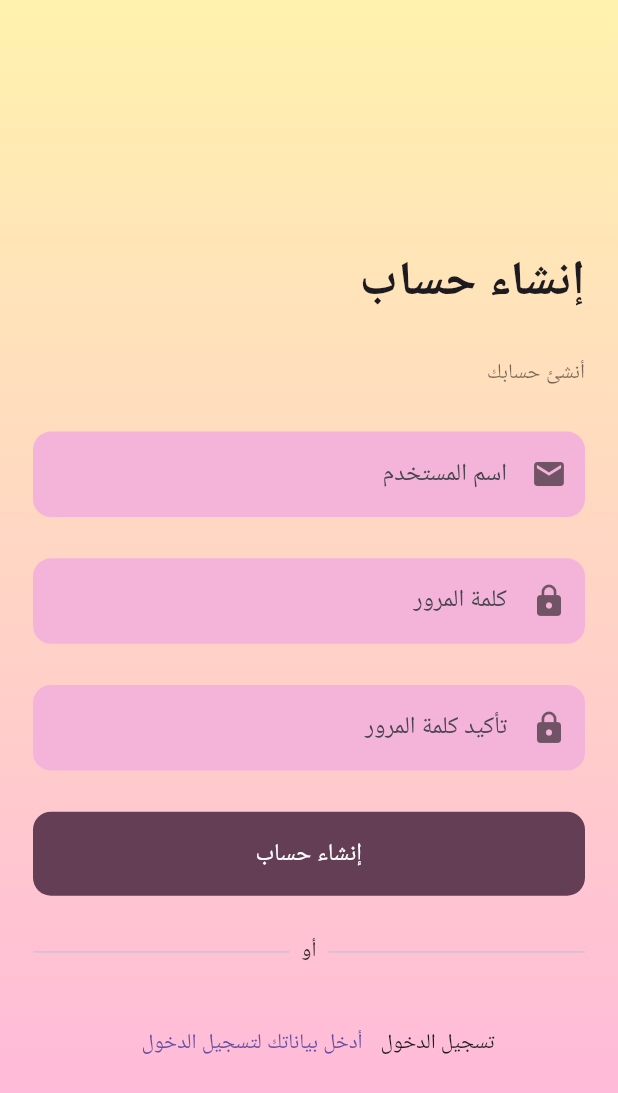
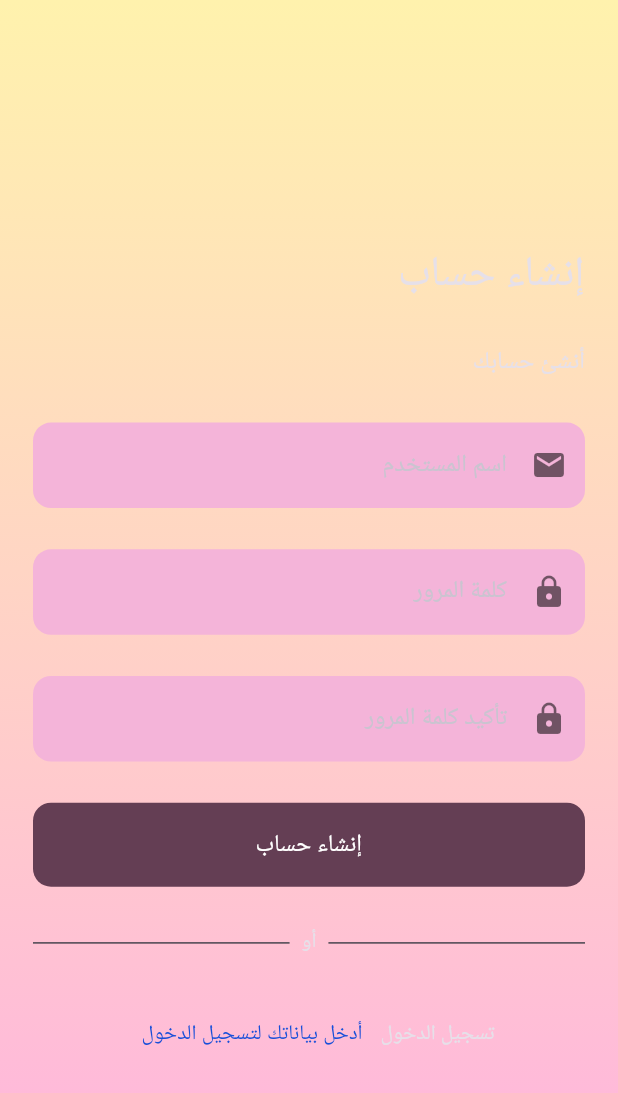
Before and after one commit to siraj2000/firstQuiz, a Flutter app: the screen it shows after launch, after a tap on the "language" icon, after a tap on "إنشاء حساب", on a phone screen of 412 x 824 dp. Shown: the top 1093 px of the screen. Run offline on Flutter 3.47's test engine with Material 3 defaults, Android fonts, the phone set to English and light mode, and no system bars.

Commit message:
Add theme provider and implement light/dark mode support

```diff
--- /dev/null
+++ b/devtools_options.yaml
@@ -0,0 +1,3 @@
+description: This file stores settings for Dart & Flutter DevTools.
+documentation: https://docs.flutter.dev/tools/devtools/extensions#configure-extension-enablement-states
+extensions:
--- /dev/null
+++ b/lib/core/color_theme.dart
@@ -0,0 +1,15 @@
+import 'package:flutter/material.dart';
+
+class ColorTheme {
+  // Light colors
+  static const Color primary = Color(0xFF6A1B9A);
+  static const Color bgLight = Colors.white;
+  static const Color textLight = Colors.black;
+  static const Color textBlue = Color.fromARGB(255, 24, 79, 217);
+
+  // Dark colors
+  static const Color bgDark = Color(0xFF0E0E0E);
+  static const Color cardDark = Color(0xFF1A1A1A);
+  static const Color textDark = Colors.white;
+  static const Color accentDark = Color.fromARGB(255, 217, 182, 223);
+}
--- /dev/null
+++ b/lib/core/text_theme.dart
@@ -0,0 +1,62 @@
+// import 'package:flutter/material.dart';
+
+// final ThemeData appTheme = ThemeData(
+//   fontFamily: "Roboto", // ← غيرها لو عندك خط آخر
+//   // Colors
+//   primaryColor: const Color(0xFF6A1B9A),
+//   scaffoldBackgroundColor: Colors.white,
+
+//   // AppBar
+//   appBarTheme: const AppBarTheme(
+//     backgroundColor: Color(0xFF6A1B9A),
+//     foregroundColor: Colors.white,
+//     elevation: 0,
+//   ),
+
+//   // Text Theme
+//   textTheme: const TextTheme(
+//     displayLarge: TextStyle(fontSize: 32, fontWeight: FontWeight.bold),
+//     displayMedium: TextStyle(fontSize: 26, fontWeight: FontWeight.bold),
+//     displaySmall: TextStyle(fontSize: 22, fontWeight: FontWeight.w600),
+
+//     headlineMedium: TextStyle(fontSize: 20, fontWeight: FontWeight.w600),
+//     headlineSmall: TextStyle(fontSize: 18, fontWeight: FontWeight.w500),
+
+//     bodyLarge: TextStyle(fontSize: 16, fontWeight: FontWeight.normal),
+//     bodyMedium: TextStyle(fontSize: 14, fontWeight: FontWeight.normal),
+//     bodySmall: TextStyle(fontSize: 12, color: Colors.grey),
+
+//     labelLarge: TextStyle(fontSize: 16, fontWeight: FontWeight.bold),
+//   ),
+// );
+
+import 'package:flutter/material.dart';
+import 'color_theme.dart';
+
+class AppTextTheme {
+  // LIGHT MODE text styles
+  static const TextTheme lightTextTheme = TextTheme(
+    headlineMedium: TextStyle(
+      fontSize: 32,
+      fontWeight: FontWeight.bold,
+      color: ColorTheme.textLight,
+    ),
+    bodyLarge: TextStyle(fontSize: 16, color: ColorTheme.textLight),
+    bodyMedium: TextStyle(fontSize: 14, color: Colors.black54),
+  );
+
+  static const TextTheme darkTextTheme = TextTheme(
+    headlineMedium: TextStyle(
+      fontSize: 32,
+      fontWeight: FontWeight.bold,
+      color: ColorTheme.textDark,
+    ),
+    bodyLarge: TextStyle(fontSize: 16, color: ColorTheme.textDark),
+
+    bodyMedium: TextStyle(
+      fontSize: 14,
+      color: ColorTheme.textBlue,
+      //color: Color.fromARGB(77, 255, 255, 255),
+    ),
+  );
+}
--- a/lib/main.dart
+++ b/lib/main.dart
@@ -1,7 +1,9 @@
 import 'package:flutter/material.dart';
 import 'package:flutter_localizations/flutter_localizations.dart';
 import 'package:login_test/generated/l10n.dart';
+import 'package:login_test/provider/theme_provider.dart';
 import 'package:login_test/views/login_page.dart';
+import 'package:provider/provider.dart';
 
 void main() {
   runApp(const MyApp());
@@ -28,7 +30,12 @@ class _MyAppState extends State<MyApp> {
 
   @override
   Widget build(BuildContext context) {
+    return ChangeNotifierProvider(
+      create: (context) => ThemeProvider(),
+      builder: (context, child) {
+        final provider = Provider.of<ThemeProvider>(context);
         return MaterialApp(
+          theme: provider.theme,
           debugShowCheckedModeBanner: false,
           locale: _locale,
           supportedLocales: S.delegate.supportedLocales,
@@ -40,5 +47,7 @@ class _MyAppState extends State<MyApp> {
           ],
           home: const LoginPage(),
         );
+      },
+    );
   }
 }
--- /dev/null
+++ b/lib/provider/theme_provider.dart
@@ -0,0 +1,112 @@
+import 'package:flutter/material.dart';
+
+class ThemeProvider extends ChangeNotifier {
+  ThemeData theme = ThemeData.dark();
+
+  void changeMode() {
+    final isDark = theme == ThemeData.dark();
+
+    if (isDark) {
+      theme = ThemeData.light();
+    } else {
+      theme = ThemeData.dark();
+      Colors.black;
+    }
+    notifyListeners();
+  }
+}
+
+// import 'package:flutter/material.dart';
+
+// class ThemeProvider extends ChangeNotifier {
+//   bool isDark = false;
+
+//   void changeMode() {
+//     isDark = !isDark;
+//     notifyListeners();
+//   }
+
+//   ThemeData get theme => isDark ? darkTheme : lightTheme;
+
+//   // --------------------------------------------------------------------------
+//   // 🔵 LIGHT MODE (يبقى كما هو – ما غيرت عليه شيء)
+//   // --------------------------------------------------------------------------
+//   ThemeData get lightTheme => ThemeData(
+//     brightness: Brightness.light,
+//     fontFamily: "Roboto",
+//     scaffoldBackgroundColor: Colors.white,
+//     primaryColor: Colors.purple,
+//     iconTheme: const IconThemeData(color: Colors.black),
+
+//     textTheme: const TextTheme(
+//       displayLarge: TextStyle(
+//         fontSize: 32,
+//         fontWeight: FontWeight.bold,
+//         color: Colors.black,
+//       ),
+//       bodyLarge: TextStyle(fontSize: 16, color: Colors.black87),
+//     ),
+//   );
+
+//   // --------------------------------------------------------------------------
+//   // ⚫ DARK MODE (معدّل بالكامل بشكل احترافي)
+//   // --------------------------------------------------------------------------
+//   ThemeData get darkTheme => ThemeData(
+//     brightness: Brightness.dark,
+//     fontFamily: "Roboto",
+
+//     // 🔥 خلفية داكنة أنيقة
+//     scaffoldBackgroundColor: const Color(0xFF0E0E0E),
+
+//     // 🔥 لون رئيسي بنفسجي ناعم
+//     primaryColor: const Color(0xFF9C27B0),
+
+//     // 🔥 أيقونات بلون أبيض جميل
+//     iconTheme: const IconThemeData(color: Colors.white),
+
+//     // 🔥 نصوص متناسقة
+//     textTheme: const TextTheme(
+//       displayLarge: TextStyle(
+//         fontSize: 32,
+//         fontWeight: FontWeight.bold,
+//         color: Colors.white,
+//       ),
+//       bodyLarge: TextStyle(fontSize: 16, color: Colors.white70),
+//       bodyMedium: TextStyle(fontSize: 14, color: Colors.white60),
+//     ),
+
+//     // 🔥 أزرار جميلة في الوضع الداكن
+//     elevatedButtonTheme: ElevatedButtonThemeData(
+//       style: ElevatedButton.styleFrom(
+//         backgroundColor: Color(0xFF9C27B0),
+//         foregroundColor: Colors.white,
+//         padding: const EdgeInsets.symmetric(vertical: 14, horizontal: 24),
+//         shape: RoundedRectangleBorder(
+//           borderRadius: BorderRadius.all(Radius.circular(12)),
+//         ),
+//         textStyle: const TextStyle(fontSize: 16, fontWeight: FontWeight.bold),
+//       ),
+//     ),
+
+//     // 🔥 TextField أنيق في الدارك مود
+//     inputDecorationTheme: InputDecorationTheme(
+//       filled: true,
+//       fillColor: const Color(0xFF1A1A1A),
+//       hintStyle: const TextStyle(color: Colors.white38),
+//       contentPadding: const EdgeInsets.symmetric(vertical: 14, horizontal: 16),
+
+//       border: OutlineInputBorder(
+//         borderRadius: BorderRadius.circular(12),
+//         borderSide: BorderSide(color: Colors.white24),
+//       ),
+//       enabledBorder: OutlineInputBorder(
+//         borderRadius: BorderRadius.circular(12),
+//         borderSide: BorderSide(color: Colors.white24),
+//       ),
+//       focusedBorder: OutlineInputBorder(
+//         borderRadius: BorderRadius.circular(12),
+//         borderSide: const BorderSide(color: Color(0xFF9C27B0), width: 2),
+//       ),
+//     ),
+//   );
+// }
--- a/lib/views/login_page.dart
+++ b/lib/views/login_page.dart
@@ -1,9 +1,11 @@
 import 'package:flutter/material.dart';
 import 'package:login_test/generated/l10n.dart';
 import 'package:login_test/main.dart';
+import 'package:login_test/provider/theme_provider.dart';
 import 'package:login_test/views/register_page.dart';
 import 'package:login_test/widget/custom_button.dart';
 import 'package:login_test/widget/custom_textfied.dart';
+import 'package:provider/provider.dart';
 
 class LoginPage extends StatelessWidget {
   const LoginPage({super.key});
@@ -11,6 +13,7 @@ class LoginPage extends StatelessWidget {
   @override
   Widget build(BuildContext context) {
     Size size = MediaQuery.of(context).size;
+    final provider = Provider.of<ThemeProvider>(context);
 
     return Scaffold(
       body: Container(
@@ -30,13 +33,25 @@ class LoginPage extends StatelessWidget {
                 crossAxisAlignment: CrossAxisAlignment.start,
                 children: [
                   // زر تغيير اللغة
+                  Row(
+                    children: [
+                      Align(
+                        alignment: Alignment.topLeft,
+                        child: IconButton(
+                          icon: const Icon(Icons.sunny, color: Colors.black),
+                          onPressed: () {
+                            provider.changeMode();
+                          },
+                        ),
+                      ),
                       Align(
                         alignment: Alignment.topRight,
                         child: IconButton(
                           icon: const Icon(Icons.language, color: Colors.black),
                           onPressed: () {
                             Locale newLocale =
-                            Localizations.localeOf(context).languageCode == 'en'
+                                Localizations.localeOf(context).languageCode ==
+                                    'en'
                                 ? const Locale('ar')
                                 : const Locale('en');
 
@@ -44,26 +59,26 @@ class LoginPage extends StatelessWidget {
                           },
                         ),
                       ),
+                    ],
+                  ),
 
                   Text(
                     S.of(context).WelcomeBack,
-                    style: const TextStyle(
-                      fontSize: 32,
-                      fontWeight: FontWeight.bold,
-                    ),
+                    style: Theme.of(context).textTheme.headlineMedium,
                   ),
 
                   SizedBox(height: size.height * 0.05),
 
                   Text(
                     S.of(context).Enter_your_credentials_to_login,
-                    style: TextStyle(color: Colors.black54),
+                    style: Theme.of(context).textTheme.bodyLarge,
                   ),
 
                   SizedBox(height: size.height / 40),
 
                   CustomTextField(
                     hint: S.of(context).Username,
+
                     icon: Icons.person,
                   ),
                   SizedBox(height: size.height / 40),
@@ -84,6 +99,7 @@ class LoginPage extends StatelessWidget {
                       //   color: Colors.purple.shade700,
                       //   fontWeight: FontWeight.w600,
                       // ),
+                      style: Theme.of(context).textTheme.bodyLarge,
                     ),
                   ),
 
@@ -92,7 +108,11 @@ class LoginPage extends StatelessWidget {
                   Row(
                     mainAxisAlignment: MainAxisAlignment.center,
                     children: [
-                      Text(S.of(context).Create_your_account),
+                      Text(
+                        S.of(context).Create_your_account,
+                        // style: Theme.of(context).textTheme.bodyMedium,
+                        style: Theme.of(context).textTheme.bodyLarge,
+                      ),
                       TextButton(
                         onPressed: () {
                           Navigator.push(
--- a/lib/views/register_page.dart
+++ b/lib/views/register_page.dart
@@ -86,6 +86,7 @@
 // }
 
 import 'package:flutter/material.dart';
+import 'package:login_test/core/text_theme.dart';
 import 'package:login_test/generated/l10n.dart';
 import 'package:login_test/views/login_page.dart';
 import 'package:login_test/widget/custom_button.dart';
@@ -118,17 +119,14 @@ class RegisterPage extends StatelessWidget {
 
                 Text(
                   S.of(context).Sign_Up,
-                  style: const TextStyle(
-                    fontSize: 32,
-                    fontWeight: FontWeight.bold,
-                  ),
+                  style: Theme.of(context).textTheme.headlineMedium,
                 ),
 
                 SizedBox(height: size.height / 30),
 
                 Text(
                   S.of(context).Create_your_account,
-                  style: const TextStyle(color: Colors.black54),
+                  style: (Theme.of(context).textTheme.bodyLarge),
                 ),
 
                 SizedBox(height: size.height / 30),
@@ -181,6 +179,8 @@ class RegisterPage extends StatelessWidget {
                       },
                       child: Text(
                         S.of(context).Enter_your_credentials_to_login,
+                        // style: Theme.of(context).textTheme.headlineMedium,
+                        style: AppTextTheme.darkTextTheme.bodyMedium,
                       ),
                     ),
                   ],
--- a/lib/widget/custom_button.dart
+++ b/lib/widget/custom_button.dart
@@ -1,10 +1,10 @@
 import 'package:flutter/material.dart';
 
 class CustomButton extends StatelessWidget {
-  final String text;
+  String text = "";
   final VoidCallback onTap;
 
-  const CustomButton({super.key, required this.text, required this.onTap});
+  CustomButton({super.key, required this.text, required this.onTap});
 
   @override
   Widget build(BuildContext context) {
--- a/pubspec.yaml
+++ b/pubspec.yaml
@@ -38,6 +38,7 @@ dependencies:
   flutter_localizations:
        sdk: flutter
   intl:
+  provider: ^6.1.5+1
 
 dev_dependencies:
   flutter_test:
```
Also changed, not shown: pubspec.lock. Lines whose indentation alone changed are shown as unchanged.
